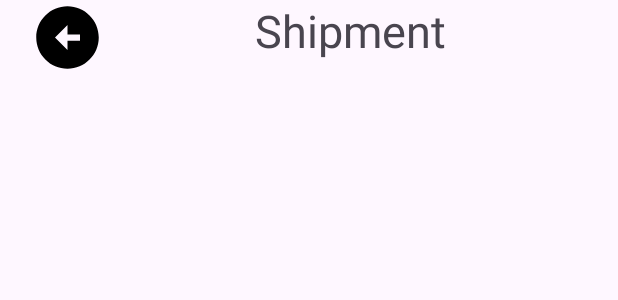
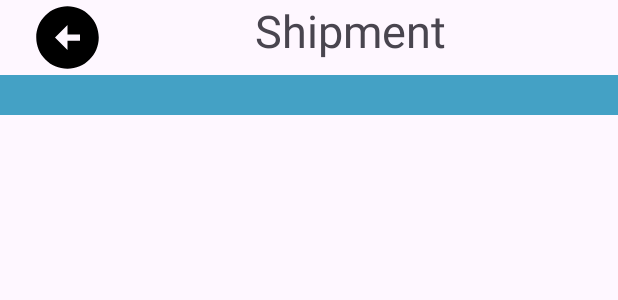
Before and after one commit to Trevor-Kayeyia-Madara/FastishaApp, an Android app: the layout activity_shipment.xml on its own in the app's theme, with its tools: preview values and no code run, on a phone screen of 412 x 824 dp. Shown: the top 300 px of the screen. Run offline under Robolectric (Android 15) with nearby library versions, the phone set to English and light mode, and no system bars.

Commit message:
adding scroll view

```diff
--- a/app/src/main/res/layout/activity_shipment.xml
+++ b/app/src/main/res/layout/activity_shipment.xml
@@ -32,6 +32,8 @@
     <ScrollView
         android:layout_width="match_parent"
         android:layout_height="wrap_content"
+        android:padding="20px"
+        android:background="@color/blue"
         app:layout_constraintTop_toBottomOf="@+id/linearOne">
 
     </ScrollView>
```
